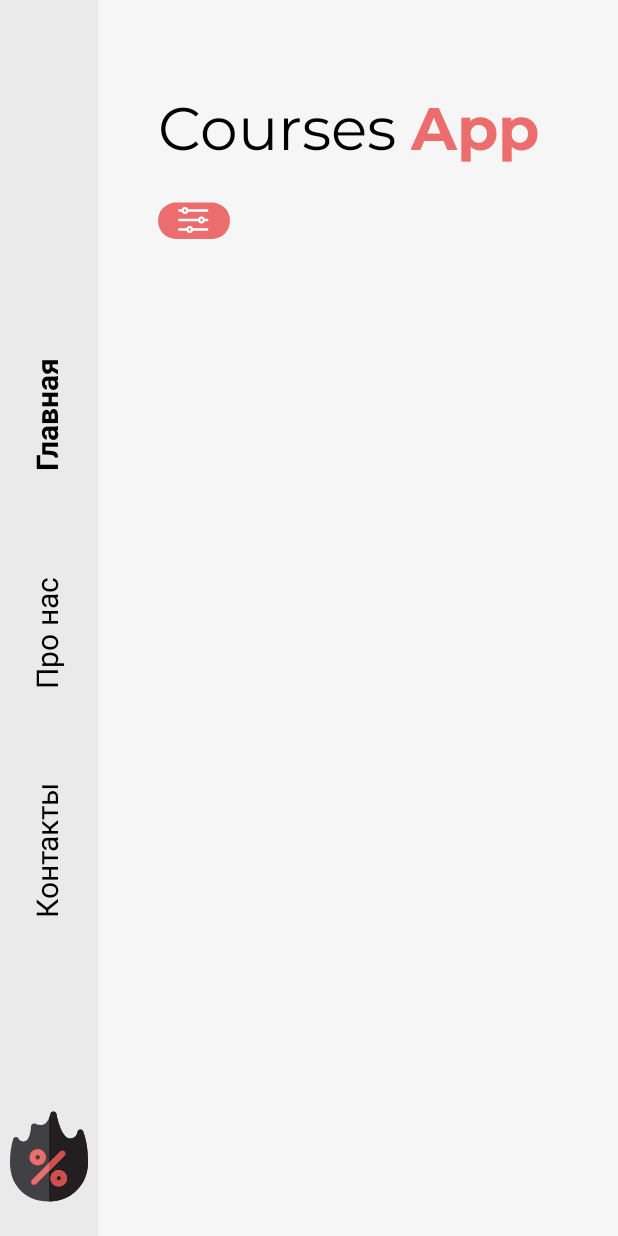
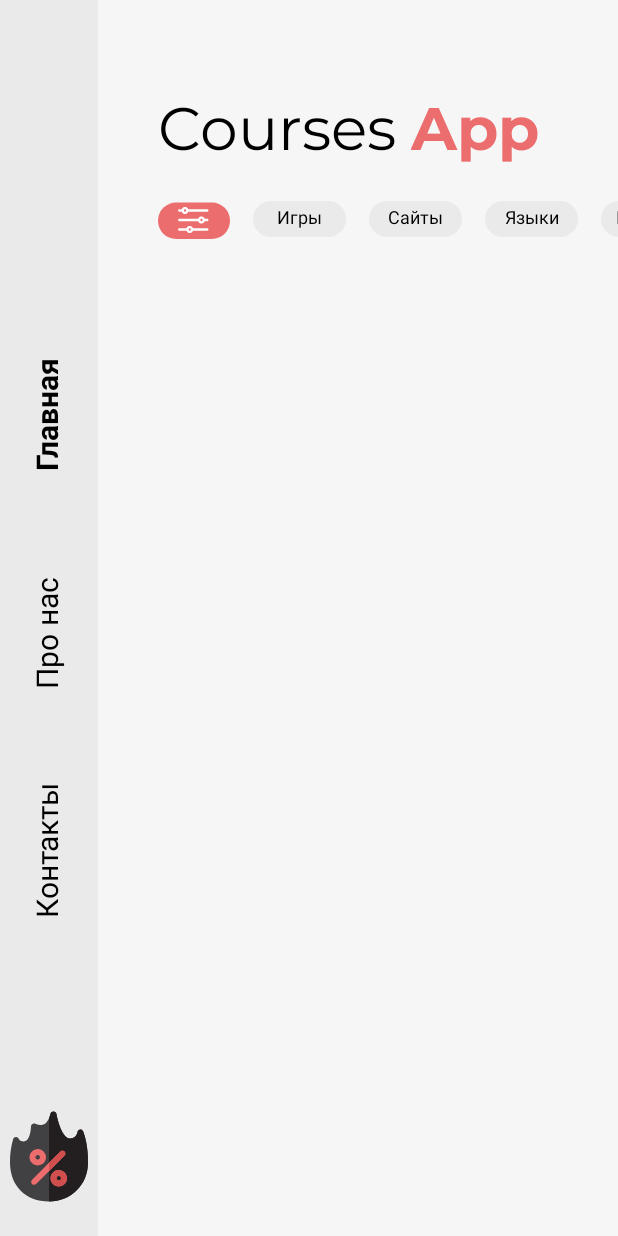
Before and after one commit to safonovartem/New_android_project, an Android app: the screen it shows after launch (MainActivity), on a phone screen of 412 x 824 dp. Run offline under Robolectric (Android 15) with nearby library versions, the phone set to English and light mode, and no system bars.

Commit message:
Change project

```diff
--- a/app/src/main/java/com/example/again_again/MainActivity.java
+++ b/app/src/main/java/com/example/again_again/MainActivity.java
@@ -1,14 +1,46 @@
 package com.example.again_again;
 
 import androidx.appcompat.app.AppCompatActivity;
+import androidx.recyclerview.widget.LinearLayoutManager;
+import androidx.recyclerview.widget.RecyclerView;
 
 import android.os.Bundle;
 
+import com.example.again_again.adapter.CategoryAdapter;
+import com.example.again_again.model.Category;
+
+import java.util.ArrayList;
+import java.util.List;
+
 public class MainActivity extends AppCompatActivity {
+
+    RecyclerView categoryRecycler;
+    CategoryAdapter categoryAdapter;
 
     @Override
     protected void onCreate(Bundle savedInstanceState) {
         super.onCreate(savedInstanceState);
         setContentView(R.layout.activity_main);
+
+        List<Category> categoryList = new ArrayList<>();
+        categoryList.add(new Category(1, "Игры"));
+        categoryList.add(new Category(2, "Сайты"));
+        categoryList.add(new Category(3, "Языки"));
+        categoryList.add(new Category(4, "Прочее"));
+
+        setCategoryRecycler(categoryList);
+
+    }
+
+    private void setCategoryRecycler(List<Category> categoryList) {
+
+        RecyclerView.LayoutManager layoutManager = new LinearLayoutManager(this,RecyclerView.HORIZONTAL, false);
+
+        categoryRecycler = findViewById(R.id.categoryRecycler);
+        categoryRecycler.setLayoutManager(layoutManager);
+
+        categoryAdapter = new CategoryAdapter(this, categoryList);
+        categoryRecycler.setAdapter(categoryAdapter);
+
     }
 }
--- a/app/src/main/java/com/example/again_again/adapter/CategoryAdapter.java
+++ b/app/src/main/java/com/example/again_again/adapter/CategoryAdapter.java
@@ -33,7 +33,7 @@ public class CategoryAdapter extends RecyclerView.Adapter<CategoryAdapter.Catego
 
     @Override
     public void onBindViewHolder(@NonNull CategoryViewHolder holder, int position) {
-        holder.categoryTitle.setText(categories.get(position));
+        holder.categoryTitle.setText(categories.get(position).getTitle());
 
 
     }
--- a/app/src/main/res/layout/activity_main.xml
+++ b/app/src/main/res/layout/activity_main.xml
@@ -111,8 +111,10 @@
         app:srcCompat="@drawable/filter" />
 
     <androidx.recyclerview.widget.RecyclerView
+        android:id="@+id/categoryRecycler"
         android:layout_width="0dp"
         android:layout_height="0dp"
+        android:layout_marginStart="15dp"
         app:layout_constraintBottom_toBottomOf="@+id/imageView2"
         app:layout_constraintEnd_toEndOf="parent"
         app:layout_constraintStart_toEndOf="@+id/imageView2"
--- a/app/src/main/res/layout/category_item.xml
+++ b/app/src/main/res/layout/category_item.xml
@@ -3,6 +3,7 @@
     xmlns:app="http://schemas.android.com/apk/res-auto"
     xmlns:tools="http://schemas.android.com/tools"
     android:layout_width="wrap_content"
+    android:layout_marginEnd="15dp"
     android:layout_height="wrap_content">
 
     <ImageView
```
